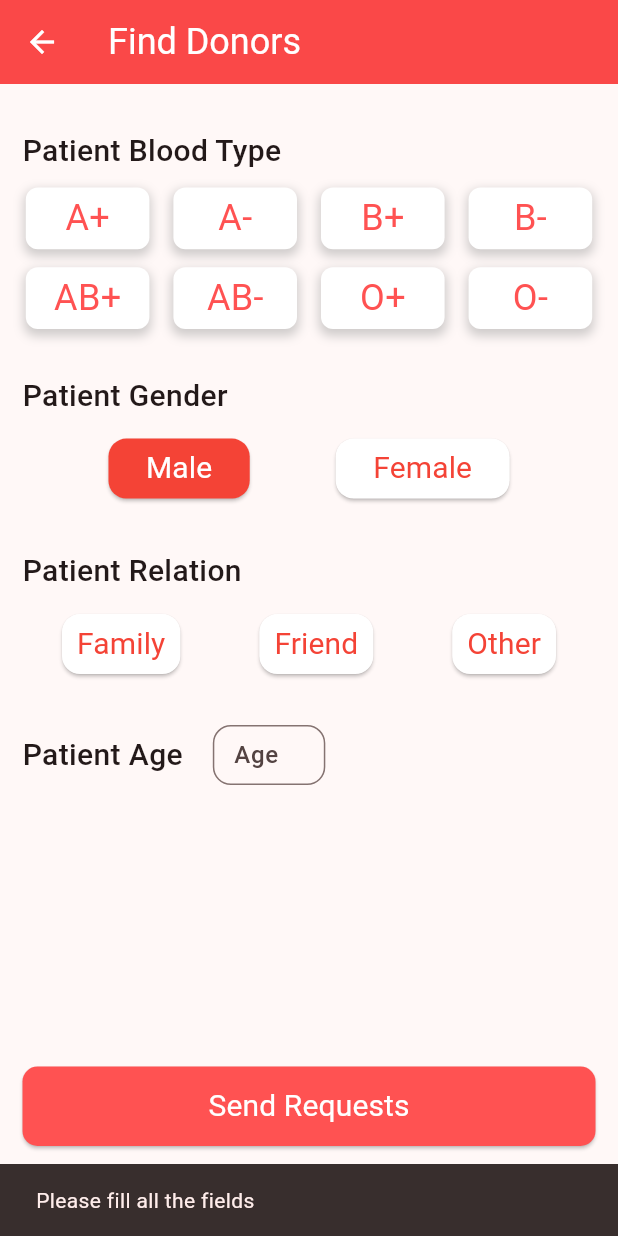
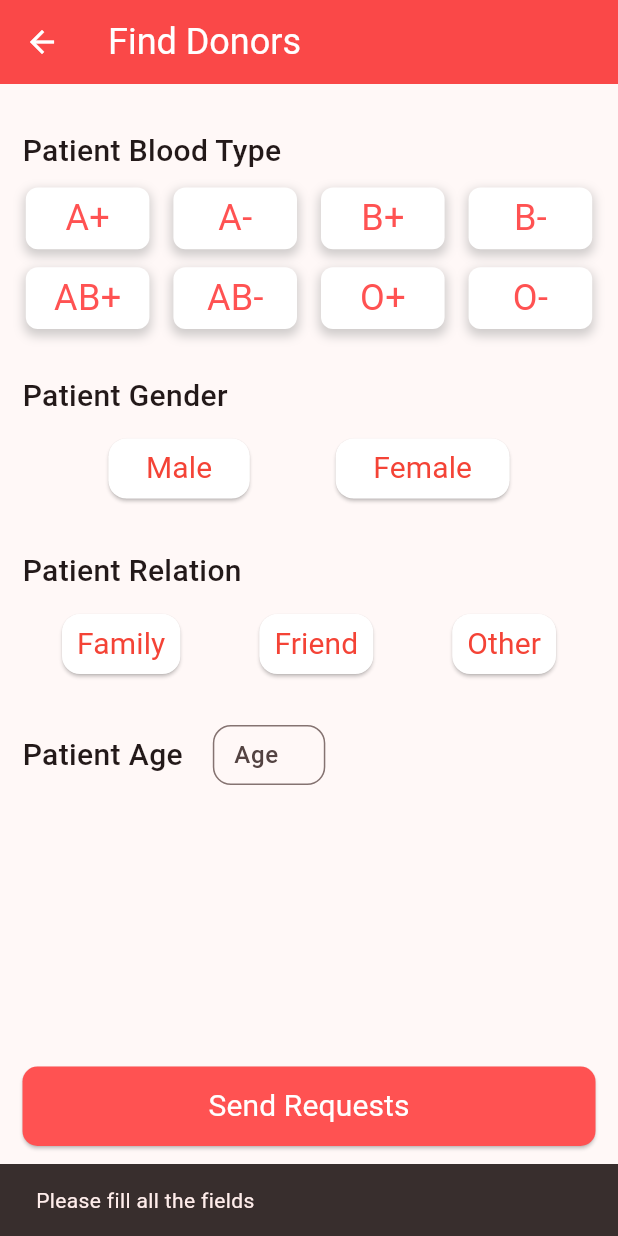
Before and after one commit to Rohit-2412/Blood-Bank, a Flutter app: the FindDonors screen opened by its route, after a tap on "Send Requests", on a phone screen of 412 x 824 dp. Run offline on Flutter 3.47's test engine with Material 2 defaults, Android fonts, the phone set to English and light mode, and no system bars; our stand-ins replace cloud_firestore, firebase_auth, firebase_core, pinput, shared_preferences, smooth_page_indicator; accounts and stored records are empty.

Commit message:
added sending requests

```diff
--- /dev/null
+++ b/lib/models/patient_request.dart
@@ -0,0 +1,39 @@
+class PatientRequest {
+  String bloodType;
+  String gender;
+  String relation;
+  String age;
+  String createdAt;
+  String phoneNumber;
+
+  PatientRequest({
+    required this.bloodType,
+    required this.age,
+    required this.createdAt,
+    required this.gender,
+    required this.phoneNumber,
+    required this.relation,
+  });
+
+  factory PatientRequest.fromMap(Map<String, dynamic> map) {
+    return PatientRequest(
+      bloodType: map['bloodType'] ?? "",
+      age: map['age'] ?? "",
+      createdAt: map['createAt'] ?? "",
+      gender: map['gender'] ?? "",
+      phoneNumber: map['phoneNumber'] ?? "",
+      relation: map['relation'] ?? "",
+    );
+  }
+
+  Map<String, dynamic> toMap() {
+    return {
+      'age': age,
+      'bloodGroup': bloodType,
+      "gender": gender,
+      'relation': relation,
+      'phoneNumber': phoneNumber,
+      'createdAt': createdAt
+    };
+  }
+}
--- a/lib/screens/find_donors_screen.dart
+++ b/lib/screens/find_donors_screen.dart
@@ -1,5 +1,9 @@
 import 'package:blood_bank/constants/custom_colors.dart';
+import 'package:blood_bank/models/patient_request.dart';
+import 'package:blood_bank/provider/auth_provider.dart';
+import 'package:blood_bank/utils/widgets.dart';
 import 'package:flutter/material.dart';
+import 'package:provider/provider.dart';
 
 class FindDonors extends StatefulWidget {
   const FindDonors({super.key});
@@ -9,10 +13,12 @@ class FindDonors extends StatefulWidget {
 }
 
 class _FindDonorsState extends State<FindDonors> {
-  bool isMale = true;
+  String gender = "";
   String bloodType = "";
   String relation = "";
   String age = "";
+
+  List<String> genders = ["Male", "Female"];
 
   List<String> bloodGroups = [
     "A+",
@@ -34,6 +40,8 @@ class _FindDonorsState extends State<FindDonors> {
   @override
   Widget build(BuildContext context) {
     Size size = MediaQuery.of(context).size;
+    final isLoading =
+        Provider.of<AuthProvider>(context, listen: true).isLoading;
 
     return Scaffold(
         resizeToAvoidBottomInset: false,
@@ -46,8 +54,15 @@ class _FindDonorsState extends State<FindDonors> {
                 fontSize: 24,
               )),
         ),
-        body: Container(
-          padding: const EdgeInsets.symmetric(horizontal: 15, vertical: 10),
+        body: isLoading
+            ? const Center(
+                child: CircularProgressIndicator(
+                  color: Colors.redAccent,
+                ),
+              )
+            : Container(
+                padding:
+                    const EdgeInsets.symmetric(horizontal: 15, vertical: 10),
                 child: Column(
                   mainAxisAlignment: MainAxisAlignment.start,
                   crossAxisAlignment: CrossAxisAlignment.start,
@@ -121,13 +136,35 @@ class _FindDonorsState extends State<FindDonors> {
     );
   }
 
-  Row _buildGenderRow() {
+  Widget _buildGenderRow() {
     return Row(
       mainAxisAlignment: MainAxisAlignment.spaceEvenly,
-      children: [
-        getGenderButton("Male", isMale),
-        getGenderButton("Female", !isMale),
-      ],
+      children: genders.map((e) => getGenderButton(e, e)).toList(),
+    );
+  }
+
+  Widget getGenderButton(String label, String choice) {
+    return ElevatedButton(
+      onPressed: () {
+        setState(() {
+          gender = choice;
+        });
+      },
+      style: ElevatedButton.styleFrom(
+        backgroundColor:
+            gender == choice ? CustomColors.firstGradientColor : Colors.white,
+        padding: const EdgeInsets.symmetric(horizontal: 25, vertical: 5),
+        shape: RoundedRectangleBorder(
+          borderRadius: BorderRadius.circular(12),
+        ),
+      ),
+      child: Text(
+        label,
+        style: TextStyle(
+            fontSize: 20,
+            fontWeight: FontWeight.w400,
+            color: gender == choice ? Colors.white : Colors.red),
+      ),
     );
   }
 
@@ -188,16 +225,22 @@ class _FindDonorsState extends State<FindDonors> {
   void handleSubmit() {
     // if any of the field is empty show error message in snackbar
     if (bloodType == "" || relation == "" || age == "") {
-      ScaffoldMessenger.of(context).showSnackBar(
-        const SnackBar(
-          content: Text("Please fill all the fields"),
-        ),
+      MyWidget.showSnackBar(context, "Please fill all the fields");
+    } else {
+      final ap = Provider.of<AuthProvider>(context, listen: false);
+
+      PatientRequest request = PatientRequest(
+        age: age,
+        gender: gender,
+        bloodType: bloodType,
+        relation: relation,
+        phoneNumber: '',
+        createdAt: '',
       );
-    } else {
-      ScaffoldMessenger.of(context).showSnackBar(
-        const SnackBar(
-          content: Text("Request Sent Successfully"),
-        ),
+
+      ap.saveRequest(context, request).then(
+            (value) =>
+                MyWidget.showSnackBar(context, "Request Sent Successfully"),
           );
     }
   }
@@ -225,34 +268,6 @@ class _FindDonorsState extends State<FindDonors> {
     );
   }
 
-  Widget getGenderButton(String label, bool gender) {
-    return ElevatedButton(
-      onPressed: () {
-        setState(() {
-          if (isMale && label == "Female") {
-            isMale = false;
-          } else if (!isMale && label == "Male") {
-            isMale = true;
-          }
-        });
-      },
-      style: ElevatedButton.styleFrom(
-        backgroundColor: gender ? Colors.red : Colors.white,
-        padding: const EdgeInsets.symmetric(horizontal: 25, vertical: 5),
-        shape: RoundedRectangleBorder(
-          borderRadius: BorderRadius.circular(12),
-        ),
-      ),
-      child: Text(
-        label,
-        style: TextStyle(
-            fontSize: 20,
-            fontWeight: FontWeight.w400,
-            color: gender ? Colors.white : Colors.red),
-      ),
-    );
-  }
-
   Widget _buildBloodTypeButton(String label, String choice, Size size) {
     // use inkwell and container to make a button which has red bg is selected with a shadow in all
     return InkWell(
@@ -265,9 +280,7 @@ class _FindDonorsState extends State<FindDonors> {
         width: size.width * 0.2,
         height: size.height * 0.05,
         decoration: BoxDecoration(
-          color: bloodType == choice
-              ? CustomColors.firstGradientColor
-              : Colors.white,
+          color: bloodType == choice ? Colors.redAccent : Colors.white,
           borderRadius: BorderRadius.circular(8),
           boxShadow: [
             BoxShadow(
@@ -297,11 +310,7 @@ class _FindDonorsState extends State<FindDonors> {
     return ElevatedButton(
       onPressed: () {
         setState(() {
-          if (relation == choice) {
-            relation = "";
-          } else {
           relation = choice;
-          }
         });
       },
       style: ElevatedButton.styleFrom(
```
Also changed, not shown: lib/provider/auth_provider.dart (+42 -0 lines). Lines whose indentation alone changed are shown as unchanged.
